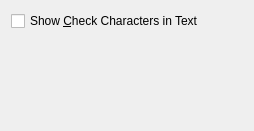
zint/zint, file frontend_qt/grpC93.ui: the form before one commit.
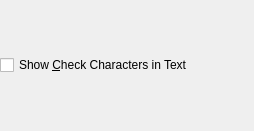
The form after the commit.

The edit to the form file:
```diff
--- a/frontend_qt/grpC93.ui
+++ b/frontend_qt/grpC93.ui
@@ -13,7 +13,22 @@
   <property name="windowTitle">
    <string>Form</string>
   </property>
-  <layout class="QVBoxLayout" name="verticalLayout">
+  <layout class="QVBoxLayout" name="vLayoutC93">
+   <property name="contentMargins">
+    <number>0</number>
+   </property>
+   <property name="leftMargin">
+    <number>0</number>
+   </property>
+   <property name="topMargin">
+    <number>0</number>
+   </property>
+   <property name="rightMargin">
+    <number>0</number>
+   </property>
+   <property name="bottomMargin">
+    <number>0</number>
+   </property>
    <item>
     <widget class="QCheckBox" name="chkC93ShowChecks">
      <property name="text">
@@ -28,19 +43,6 @@
      </property>
     </widget>
    </item>
-   <item>
-    <spacer name="verticalSpacer">
-     <property name="orientation">
-      <enum>Qt::Vertical</enum>
-     </property>
-     <property name="sizeHint" stdset="0">
-      <size>
-       <width>20</width>
-       <height>40</height>
-      </size>
-     </property>
-    </spacer>
-   </item>
   </layout>
  </widget>
  <resources/>
```
